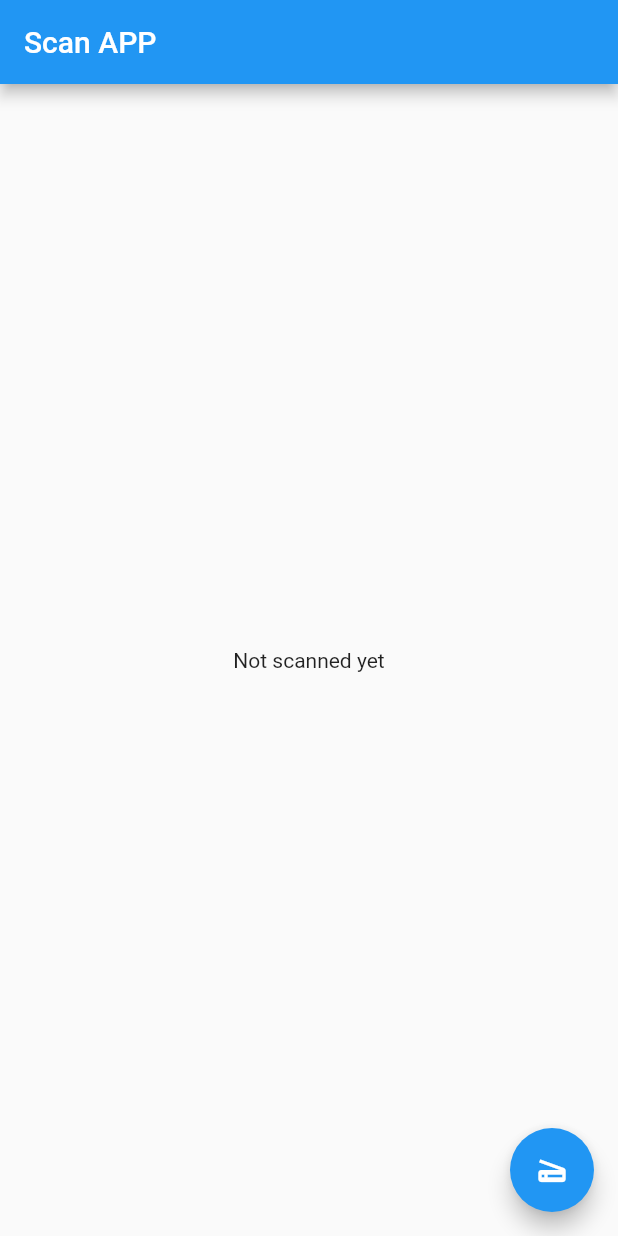
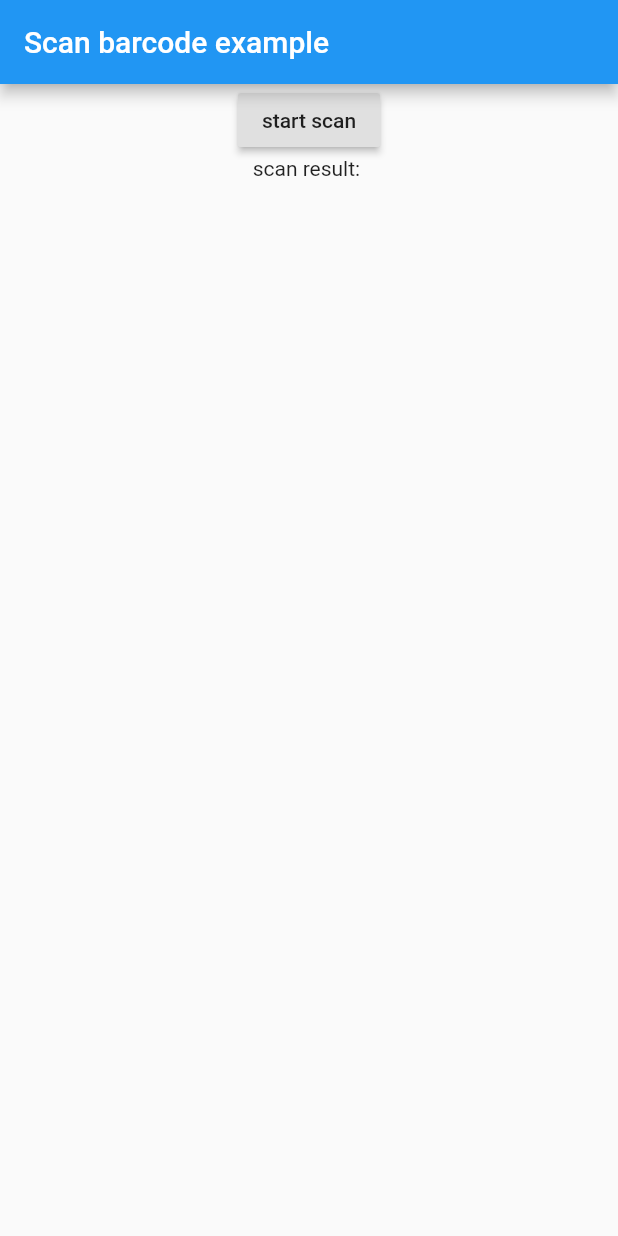
Before and after one commit to JaisonST/barcode_scanner, a Flutter app: the screen it shows after launch, on a phone screen of 412 x 824 dp. Run offline on Flutter 3.47's test engine with Material 2 defaults, Android fonts, the phone set to English and light mode, and no system bars; missing offline and left inert: scan_preview.

Commit message:
scanner working test

```diff
--- a/lib/main.dart
+++ b/lib/main.dart
@@ -1,9 +1,10 @@
 import 'package:flutter/material.dart';
-import 'package:qrscan/qrscan.dart' as scanner;
+import 'package:scan_preview/scan_preview_widget.dart';
+import 'package:flutter/foundation.dart';
 
-void main() {
-  runApp(MyApp());
-}
+void main() => runApp(MaterialApp(
+      home: MyApp(),
+    ));
 
 class MyApp extends StatefulWidget {
   @override
@@ -11,28 +12,84 @@ class MyApp extends StatefulWidget {
 }
 
 class _MyAppState extends State<MyApp> {
-  String code = "Not scanned yet";
+  String _result = '';
+
+  @override
+  void initState() {
+    super.initState();
+  }
+
   @override
   Widget build(BuildContext context) {
-    return MaterialApp(
-      home: Scaffold(
+    return Scaffold(
       appBar: AppBar(
-          title: Text('Scan APP'),
+        title: const Text('Scan barcode example'),
       ),
       body: Center(
-          child: Text(code),
-        ),
-        floatingActionButton: FloatingActionButton(
+        child: Column(
+          children: <Widget>[
+            RaisedButton(
+              child: Text('start scan'),
               onPressed: () async {
-            scanner.scan().then((value) {
+                final result = await Navigator.push(this.context,
+                    MaterialPageRoute(builder: (context) => ScanPreviewPage()));
                 setState(() {
-                code = value;
-              });
+                  _result = result;
                 });
               },
-          child: Icon(Icons.scanner),
+            ),
+            Text('scan result: $_result')
+          ],
         ),
       ),
     );
   }
 }
+
+class ScanPreviewPage extends StatefulWidget {
+  @override
+  _ScanPreviewPageState createState() => _ScanPreviewPageState();
+}
+
+class _ScanPreviewPageState extends State<ScanPreviewPage> {
+  @override
+  void initState() {
+    super.initState();
+  }
+
+  @override
+  Widget build(BuildContext context) {
+    return Scaffold(
+      appBar: AppBar(
+        title: const Text('Scan barcode example'),
+      ),
+      body: Column(
+        children: [
+          Expanded(
+            flex: 6,
+            child: SizedBox(
+              child: ScanPreviewWidget(
+                onScanResult: (result) {
+                  debugPrint('scan result: $result');
+                  Navigator.pop(context, result);
+                },
+              ),
+            ),
+          ),
+          Expanded(
+            flex: 1,
+            child: Container(
+              color: Colors.pinkAccent,
+              child: MaterialButton(
+                onPressed: () {
+                  String result = "NoID";
+                  Navigator.pop(context, result);
+                },
+              ),
+            ),
+          )
+        ],
+      ),
+    );
+  }
+}
--- a/pubspec.yaml
+++ b/pubspec.yaml
@@ -28,7 +28,7 @@ dependencies:
   # The following adds the Cupertino Icons font to your application.
   # Use with the CupertinoIcons class for iOS style icons.
   cupertino_icons: ^0.1.3
-  qrscan: ^0.2.17
+  scan_preview: ^1.0.2
 dev_dependencies:
   flutter_test:
     sdk: flutter
```
Also changed, not shown: pubspec.lock. Lines whose indentation alone changed are shown as unchanged.
